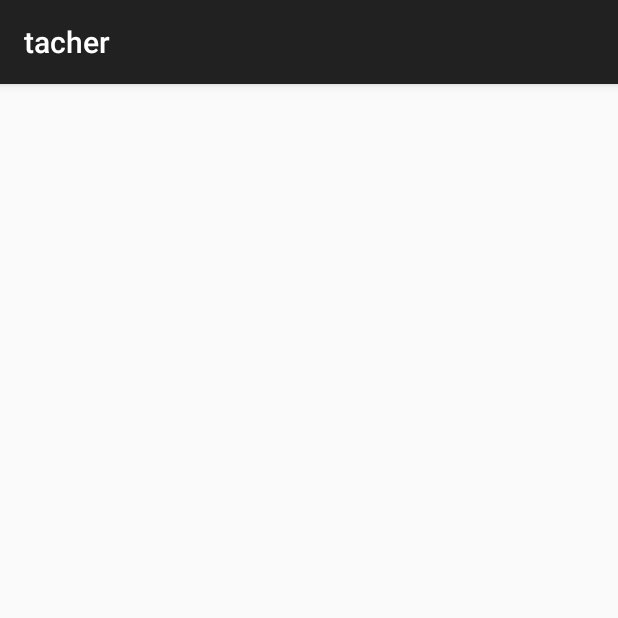
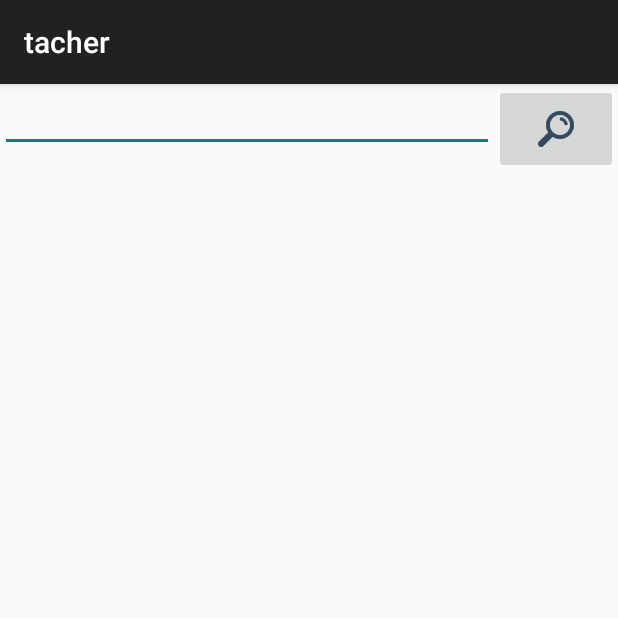
Before and after one commit to geoom/tacher-android, an Android app: the Search screen opened directly, with no data from a screen before it, on a phone screen of 412 x 824 dp, the top half of it. Run offline under Robolectric (Android 15) with nearby library versions, the phone set to English and light mode, and no system bars.

Commit message:
Set font title

```diff
--- a/app/src/main/java/me/doapps/utils/Fonts.java
+++ b/app/src/main/java/me/doapps/utils/Fonts.java
@@ -8,6 +8,9 @@ import android.graphics.Typeface;
  */
 public class Fonts {
     public static Typeface setRobotoBold(Context context){
-        return Typeface.createFromAsset(context.getAssets(),"fonts/RobotoSlab-Bold.ttf");
+        return Typeface.createFromAsset(context.getAssets(),"fonts/Roboto-Light.ttf");
+    }
+    public static Typeface setAngryBird(Context context){
+        return Typeface.createFromAsset(context.getAssets(),"fonts/angrybirds-regular.ttf");
     }
 }
--- a/app/src/main/res/layout/activity_search.xml
+++ b/app/src/main/res/layout/activity_search.xml
@@ -1,7 +1,29 @@
 <?xml version="1.0" encoding="utf-8"?>
 
 <LinearLayout xmlns:android="http://schemas.android.com/apk/res/android"
-    android:orientation="vertical" android:layout_width="match_parent"
+    android:orientation="vertical"
+    android:layout_width="match_parent"
     android:layout_height="match_parent">
 
+    <LinearLayout
+        android:layout_width="match_parent"
+        android:layout_height="match_parent"
+        android:orientation="horizontal">
+
+        <EditText
+            android:layout_width="0dp"
+            android:layout_height="wrap_content"
+            android:layout_weight="4"
+            android:id="@+id/editText" />
+
+        <ImageButton
+            android:layout_width="0dp"
+            android:layout_height="wrap_content"
+            android:layout_weight="1"
+            android:id="@+id/imageButton"
+            android:src="@drawable/ic_search"
+            android:layout_gravity="right" />
+
+    </LinearLayout>
+
 </LinearLayout>
--- a/app/src/main/res/layout/activity_splash.xml
+++ b/app/src/main/res/layout/activity_splash.xml
@@ -13,7 +13,7 @@
     <TextView
         android:id="@+id/txt_titulo"
         android:layout_width="wrap_content"
-        android:layout_height="wrap_content"
+        android:layout_height="50dp"
         android:layout_gravity="center_horizontal"
         android:layout_marginTop="20dp"
         android:height="50dp"
```
Also changed, not shown: app/src/main/java/me/doapps/tacher/Main.java (+7 -0 lines), app/src/main/res/drawable-hdpi/ic_search.png (added), app/src/main/res/drawable-mdpi/ic_search.png (added), app/src/main/res/drawable-xhdpi/ic_search.png (added), app/src/main/res/drawable-xxhdpi/ic_search.png (added).
